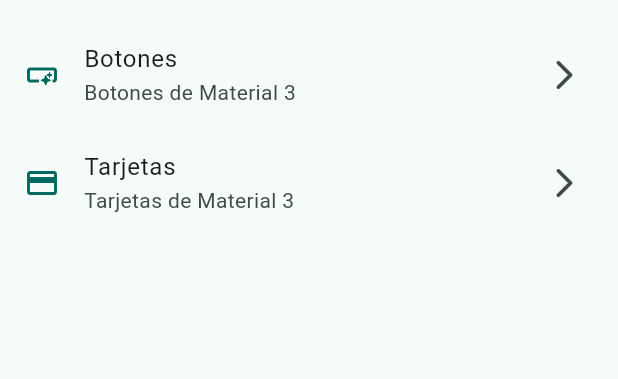
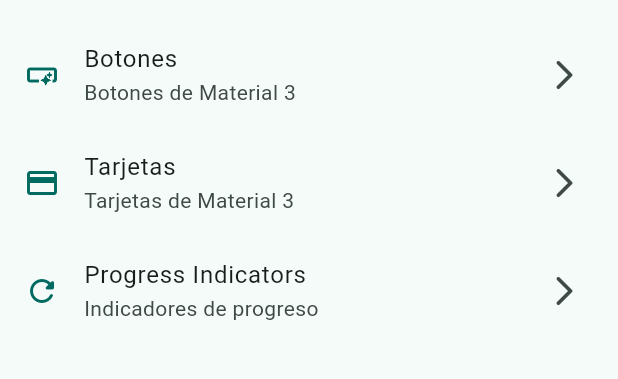
Before and after one commit to JorgeAssaf/widgets_app, a Flutter app: the screen it shows after launch, on a phone screen of 412 x 824 dp, the part 63-442 px from its top. Run offline on Flutter 3.47's test engine with Material 3 defaults, Android fonts, the phone set to English and light mode, and no system bars; our stand-ins replace go_router.

Commit message:
:memo: Add new screen for progress indicators

```diff
--- a/lib/config/menu/menu_items.dart
+++ b/lib/config/menu/menu_items.dart
@@ -26,4 +26,10 @@ const appMenuItems = <MenuItems>[
     route: '/cards',
     icon: Icons.credit_card,
   ),
+  MenuItems(
+    title: 'Progress Indicators',
+    subTitle: 'Indicadores de progreso',
+    route: '/progress',
+    icon: Icons.refresh_rounded,
+  ),
 ];
--- a/lib/config/router/app_router.dart
+++ b/lib/config/router/app_router.dart
@@ -16,5 +16,9 @@ final router = GoRouter(
       path: '/cards',
       builder: (context, state) => const CardsScreen(),
     ),
+    GoRoute(
+      path: '/progress',
+      builder: (context, state) => const ProgressScreen(),
+    ),
   ],
 );
```
Also changed, not shown: lib/presentation/screens/progress/progress_screen.dart (+57 -1 lines).
